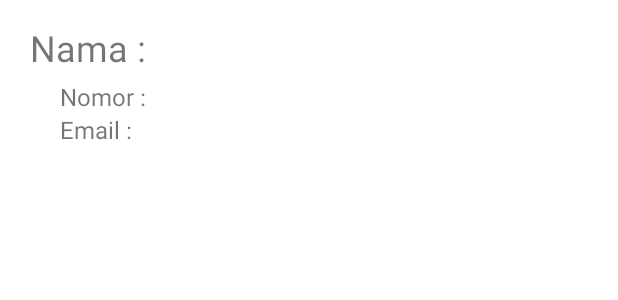
After one commit to sawedvk/APBD-test, an Android app: the layout layout_recy_view.xml on its own in the app's theme, with its tools: preview values and no code run, on a phone screen of 412 x 824 dp. The commit adds this screen. Shown: the top 300 px of the screen. Run offline under Robolectric (Android 15) with nearby library versions, the phone set to English and light mode, and no system bars; Roboto replaces fonts that are not available here.

Commit message:
RESTORE: BAlekkan punya dosen

```diff
--- a/APBD/app/build.gradle
+++ b/APBD/app/build.gradle
@@ -51,4 +51,7 @@ dependencies {
 
     implementation 'com.loopj.android:android-async-http:1.4.11'
     implementation 'com.squareup.picasso:picasso:2.71828'
+
+    implementation 'org.jetbrains.anko:anko-common:0.10.8'
+//    implementation 'androidx.recyclerview:recyclerview:1.0.0'
 }
--- /dev/null
+++ b/APBD/app/src/main/res/layout/layout_recy_view.xml
@@ -0,0 +1,30 @@
+<?xml version="1.0" encoding="utf-8"?>
+<LinearLayout xmlns:android="http://schemas.android.com/apk/res/android"
+    android:orientation="vertical"
+    android:layout_width="match_parent"
+    android:layout_height="wrap_content">
+    <TextView
+        android:layout_width="wrap_content"
+        android:layout_height="wrap_content"
+        android:id="@+id/itemName"
+        android:layout_marginLeft="20dp"
+        android:layout_marginTop="15dp"
+        android:layout_marginBottom="5dp"
+        android:text="Nama :"
+        android:textSize="24dp"/>
+    <TextView
+        android:layout_width="wrap_content"
+        android:layout_height="wrap_content"
+        android:id="@+id/itemNumber"
+        android:layout_marginLeft="40dp"
+        android:text="Nomor :"
+        android:textSize="16dp"/>
+    <TextView
+        android:layout_width="wrap_content"
+        android:layout_height="wrap_content"
+        android:id="@+id/itemEmail"
+        android:layout_marginLeft="40dp"
+        android:text="Email :"
+        android:textSize="16dp"/>
+
+</LinearLayout>
--- a/APBD/app/src/main/res/menu/menu_overflow.xml
+++ b/APBD/app/src/main/res/menu/menu_overflow.xml
@@ -4,4 +4,7 @@
         android:id="@+id/memes"
         android:title="See Some Crazy Memes"
         />
+    <item
+        android:id="@+id/Contact"
+        android:title="Contact"/>
 </menu>
```
Also changed, not shown: APBD/app/src/main/AndroidManifest.xml (+9 -4 lines), APBD/app/src/main/java/com/example/apbd/ActivityDetail.kt (added, +74 -0 lines), APBD/app/src/main/java/com/example/apbd/Home.kt (+6 -2 lines), APBD/app/src/main/java/com/example/apbd/myAdaptRecyView.kt (added, +34 -0 lines), APBD/app/src/main/java/com/example/apbd/myContact.kt (added, +7 -0 lines), APBD/app/src/main/res/layout/activity_detail.xml (added, +19 -0 lines).
